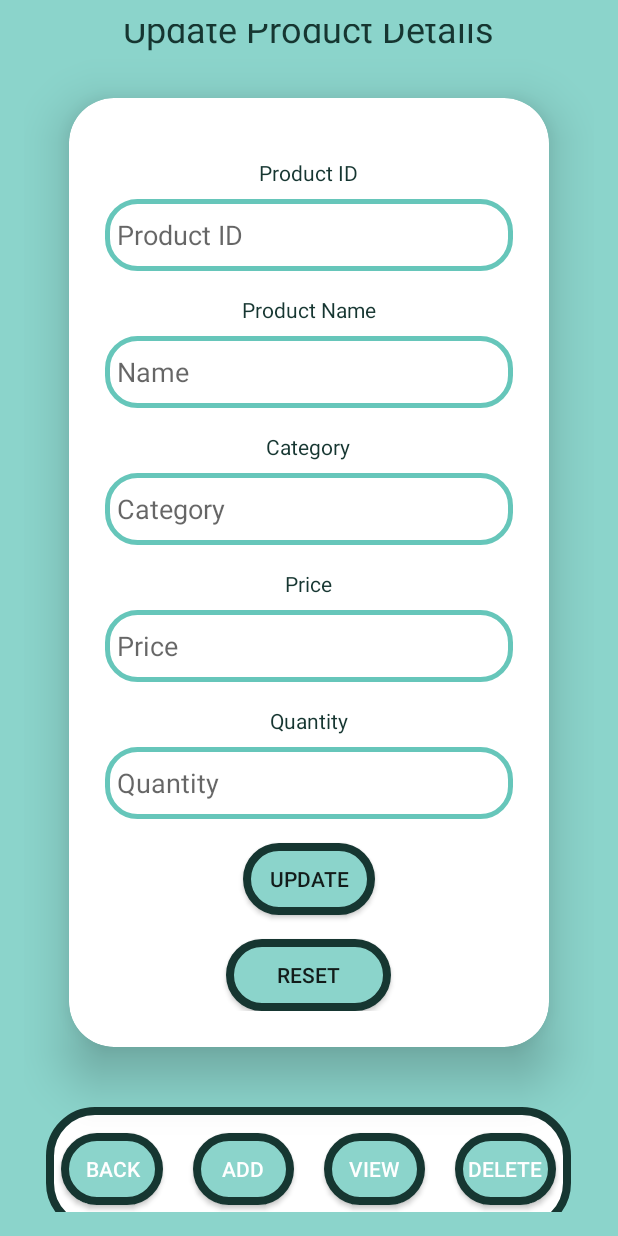
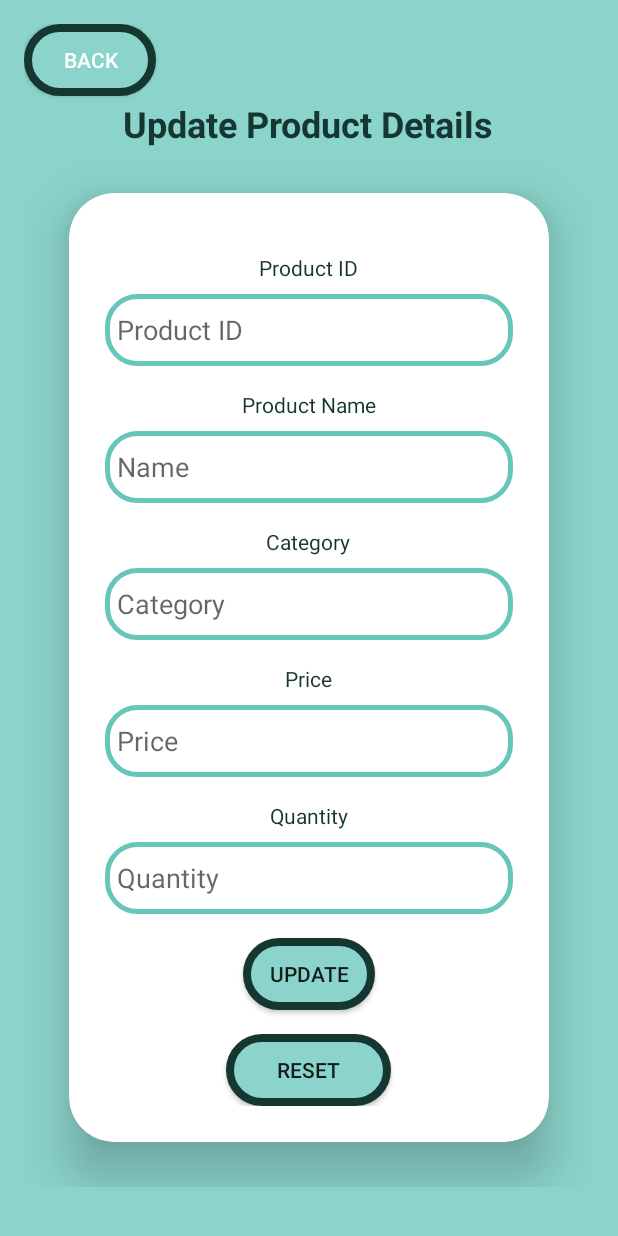
Before and after one commit to chessman25/Invento, an Android app: the modify screen opened directly, with no data from a screen before it, on a phone screen of 412 x 824 dp. Run offline under Robolectric (Android 15) with nearby library versions, the phone set to English and light mode, and no system bars.

Commit message:
Final Commit

```diff
--- a/app/build.gradle.kts
+++ b/app/build.gradle.kts
@@ -42,4 +42,5 @@ dependencies {
     testImplementation(libs.junit)
     androidTestImplementation(libs.ext.junit)
     androidTestImplementation(libs.espresso.core)
+
 }
--- a/app/src/main/java/com/example/inventoryorganizer/MainActivity2.java
+++ b/app/src/main/java/com/example/inventoryorganizer/MainActivity2.java
@@ -20,6 +20,7 @@ import android.widget.TextView;
 
 public class MainActivity2 extends AppCompatActivity {
     private EditText Email;
+
     private TextView EmailWarning;
 
     @Override
@@ -33,6 +34,10 @@ public class MainActivity2 extends AppCompatActivity {
         TextView createBtn = findViewById(R.id.createButton);
         Button exitButton = findViewById(R.id.exitBtn);
         EmailWarning = findViewById(R.id.tv_email_warning);
+
+
+
+
 
         Email.addTextChangedListener(new TextWatcher() {
             @Override
--- a/app/src/main/java/com/example/inventoryorganizer/MainActivity3.java
+++ b/app/src/main/java/com/example/inventoryorganizer/MainActivity3.java
@@ -94,9 +94,8 @@ public class MainActivity3 extends AppCompatActivity {
 
         backButton.setOnClickListener(new View.OnClickListener(){
             @Override
-            public void onClick(View view) {
-                Intent intent = new Intent(MainActivity3.this, MainActivity2.class);
-                startActivity(intent);
+            public void onClick(View v) {
+                onBackPressed();
             }
         });
 
--- a/app/src/main/java/com/example/inventoryorganizer/modify.java
+++ b/app/src/main/java/com/example/inventoryorganizer/modify.java
@@ -21,9 +21,7 @@ public class modify extends AppCompatActivity {
         setContentView(R.layout.activity_modify);
 
         Button backButton = findViewById(R.id.backV);
-        Button viewButton = findViewById(R.id.viewV);
-        Button deleteButton = findViewById(R.id.deleteV);
-        Button addButton = findViewById(R.id.addV);
+
 
         backButton.setOnClickListener(new View.OnClickListener() {
             @Override
@@ -31,13 +29,5 @@ public class modify extends AppCompatActivity {
                 onBackPressed();
             }
         });
-
-        addButton.setOnClickListener(new View.OnClickListener() {
-            @Override
-            public void onClick(View v) {
-                Intent intent = new Intent(modify.this, addActivity.class);
-                startActivity(intent);
-            }
-        });
     }
 }
--- /dev/null
+++ b/app/src/main/res/drawable/baseline_visibility_24.xml
@@ -0,0 +1,5 @@
+<vector xmlns:android="http://schemas.android.com/apk/res/android" android:height="24dp" android:tint="#7D7D7D" android:viewportHeight="24" android:viewportWidth="24" android:width="24dp">
+
+    <path android:fillColor="@android:color/white" android:pathData="M12,4.5C7,4.5 2.73,7.61 1,12c1.73,4.39 6,7.5 11,7.5s9.27,-3.11 11,-7.5c-1.73,-4.39 -6,-7.5 -11,-7.5zM12,17c-2.76,0 -5,-2.24 -5,-5s2.24,-5 5,-5 5,2.24 5,5 -2.24,5 -5,5zM12,9c-1.66,0 -3,1.34 -3,3s1.34,3 3,3 3,-1.34 3,-3 -1.34,-3 -3,-3z"/>
+
+</vector>
--- /dev/null
+++ b/app/src/main/res/drawable/baseline_visibility_off_24.xml
@@ -0,0 +1,5 @@
+<vector xmlns:android="http://schemas.android.com/apk/res/android" android:height="24dp" android:tint="#7D7D7D" android:viewportHeight="24" android:viewportWidth="24" android:width="24dp">
+
+    <path android:fillColor="@android:color/white" android:pathData="M12,7c2.76,0 5,2.24 5,5 0,0.65 -0.13,1.26 -0.36,1.83l2.92,2.92c1.51,-1.26 2.7,-2.89 3.43,-4.75 -1.73,-4.39 -6,-7.5 -11,-7.5 -1.4,0 -2.74,0.25 -3.98,0.7l2.16,2.16C10.74,7.13 11.35,7 12,7zM2,4.27l2.28,2.28 0.46,0.46C3.08,8.3 1.78,10.02 1,12c1.73,4.39 6,7.5 11,7.5 1.55,0 3.03,-0.3 4.38,-0.84l0.42,0.42L19.73,22 21,20.73 3.27,3 2,4.27zM7.53,9.8l1.55,1.55c-0.05,0.21 -0.08,0.43 -0.08,0.65 0,1.66 1.34,3 3,3 0.22,0 0.44,-0.03 0.65,-0.08l1.55,1.55c-0.67,0.33 -1.41,0.53 -2.2,0.53 -2.76,0 -5,-2.24 -5,-5 0,-0.79 0.2,-1.53 0.53,-2.2zM11.84,9.02l3.15,3.15 0.02,-0.16c0,-1.66 -1.34,-3 -3,-3l-0.17,0.01z"/>
+
+</vector>
--- /dev/null
+++ b/app/src/main/res/drawable/icon_toggle.xml
@@ -0,0 +1,6 @@
+<?xml version="1.0" encoding="utf-8"?>
+<selector xmlns:android="http://schemas.android.com/apk/res/android">
+    <item android:drawable="@drawable/baseline_visibility_24"
+        android:state_checked="true"/>
+    <item android:drawable="@drawable/baseline_visibility_off_24"/>
+</selector>
--- a/app/src/main/res/layout/activity_modify.xml
+++ b/app/src/main/res/layout/activity_modify.xml
@@ -19,36 +19,38 @@
             android:id="@+id/textViewTitle"
             android:layout_width="wrap_content"
             android:layout_height="wrap_content"
+            android:layout_centerHorizontal="true"
+            android:layout_marginTop="50dp"
+            android:textStyle="bold"
             android:text="Update Product Details"
-            android:textSize="24sp"
             android:textColor="#163631"
-            android:layout_marginTop="10dp"
-            android:layout_centerHorizontal="true"/>
+            android:textSize="24sp" />
 
         <androidx.cardview.widget.CardView
             android:layout_width="match_parent"
             android:layout_height="wrap_content"
             android:layout_margin="30dp"
+            android:background="@drawable/customet"
+            app:cardBackgroundColor="#FFFFFF"
             app:cardCornerRadius="30dp"
-            app:cardElevation="20dp"
-            android:background="@drawable/customet"
-            app:cardBackgroundColor="#FFFFFF">
+            app:cardElevation="20dp">
 
             <LinearLayout
                 android:layout_width="match_parent"
                 android:layout_height="wrap_content"
+                android:layout_gravity="center_horizontal"
                 android:gravity="center"
                 android:orientation="vertical"
-                android:padding="24dp"
-                android:layout_gravity="center_horizontal">
+                android:padding="24dp">
+
                 <TextView
                     android:id="@+id/textViewProductID"
                     android:layout_width="wrap_content"
                     android:layout_height="wrap_content"
+                    android:layout_below="@id/textViewTitle"
+                    android:layout_marginTop="16dp"
                     android:text="Product ID"
-                    android:textColor="#163631"
-                    android:layout_below="@id/textViewTitle"
-                    android:layout_marginTop="16dp" />
+                    android:textColor="#163631" />
 
                 <EditText
                     android:id="@+id/editTextProductID"
@@ -56,19 +58,20 @@
                     android:layout_height="48dp"
                     android:layout_below="@id/textViewProductLabel"
                     android:layout_marginTop="8dp"
-                    android:textColor="#163631"
-                    android:hint="Product ID"
                     android:background="@drawable/customet"
                     android:drawablePadding="8dp"
-                    android:padding="8dp"/>
+                    android:hint="Product ID"
+                    android:padding="8dp"
+                    android:textColor="#163631" />
+
                 <TextView
                     android:id="@+id/textViewProductLabel"
                     android:layout_width="wrap_content"
                     android:layout_height="wrap_content"
+                    android:layout_below="@id/textViewTitle"
+                    android:layout_marginTop="16dp"
                     android:text="Product Name"
-                    android:textColor="#163631"
-                    android:layout_below="@id/textViewTitle"
-                    android:layout_marginTop="16dp" />
+                    android:textColor="#163631" />
 
                 <EditText
                     android:id="@+id/editTextProduct"
@@ -76,20 +79,20 @@
                     android:layout_height="48dp"
                     android:layout_below="@id/textViewProductLabel"
                     android:layout_marginTop="8dp"
-                    android:textColor="#163631"
-                    android:hint="Name"
                     android:background="@drawable/customet"
                     android:drawablePadding="8dp"
-                    android:padding="8dp"/>
+                    android:hint="Name"
+                    android:padding="8dp"
+                    android:textColor="#163631" />
 
                 <TextView
                     android:id="@+id/textViewCategoryLabel"
                     android:layout_width="wrap_content"
                     android:layout_height="wrap_content"
+                    android:layout_below="@id/editTextProduct"
+                    android:layout_marginTop="16dp"
                     android:text="Category"
-                    android:textColor="#163631"
-                    android:layout_below="@id/editTextProduct"
-                    android:layout_marginTop="16dp" />
+                    android:textColor="#163631" />
 
                 <EditText
                     android:id="@+id/editTextCategory"
@@ -97,20 +100,20 @@
                     android:layout_height="48dp"
                     android:layout_below="@id/textViewCategoryLabel"
                     android:layout_marginTop="8dp"
-                    android:textColor="#FFFFFF"
-                    android:hint="Category"
                     android:background="@drawable/customet"
                     android:drawablePadding="8dp"
-                    android:padding="8dp"/>
+                    android:hint="Category"
+                    android:padding="8dp"
+                    android:textColor="#FFFFFF" />
 
                 <TextView
                     android:id="@+id/textViewPriceLabel"
                     android:layout_width="wrap_content"
                     android:layout_height="wrap_content"
+                    android:layout_below="@id/editTextCategory"
+                    android:layout_marginTop="16dp"
                     android:text="Price"
-                    android:textColor="#163631"
-                    android:layout_below="@id/editTextCategory"
-                    android:layout_marginTop="16dp" />
+                    android:textColor="#163631" />
 
                 <EditText
                     android:id="@+id/editTextPrice"
@@ -118,20 +121,20 @@
                     android:layout_height="48dp"
                     android:layout_below="@id/textViewCategoryLabel"
                     android:layout_marginTop="8dp"
-                    android:textColor="#FFFFFF"
-                    android:hint="Price"
                     android:background="@drawable/customet"
                     android:drawablePadding="8dp"
-                    android:padding="8dp"/>
+                    android:hint="Price"
+                    android:padding="8dp"
+                    android:textColor="#FFFFFF" />
 
                 <TextView
                     android:id="@+id/textViewNumberLabel"
                     android:layout_width="wrap_content"
                     android:layout_height="wrap_content"
+                    android:layout_below="@id/editTextPrice"
+                    android:layout_marginTop="16dp"
                     android:text="Quantity"
-                    android:textColor="#163631"
-                    android:layout_below="@id/editTextPrice"
-                    android:layout_marginTop="16dp" />
+                    android:textColor="#163631" />
 
                 <EditText
                     android:id="@+id/editTextNumber"
@@ -140,86 +143,42 @@
                     android:layout_below="@id/textViewNumberLabel"
                     android:layout_marginTop="8dp"
 
-                    android:textColor="#FFFFFF"
-                    android:hint="Quantity"
                     android:background="@drawable/customet"
                     android:drawablePadding="8dp"
-                    android:padding="8dp"/>
+                    android:hint="Quantity"
+                    android:padding="8dp"
+                    android:textColor="#FFFFFF" />
 
                 <Button
                     android:id="@+id/updateAddItem"
                     android:layout_width="wrap_content"
                     android:layout_height="wrap_content"
-                    android:text="Update"
                     android:layout_below="@id/editTextNumber"
+                    android:layout_centerHorizontal="true"
                     android:layout_marginTop="16dp"
-                    android:layout_centerHorizontal="true"
-                    android:background="@drawable/buttonforview"/>
+                    android:background="@drawable/buttonforview"
+                    android:text="Update" />
+
                 <Button
                     android:id="@+id/btnReset"
                     android:layout_width="110dp"
                     android:layout_height="wrap_content"
-                    android:text="Reset"
                     android:layout_below="@id/buttonAddItem"
+                    android:layout_centerHorizontal="true"
                     android:layout_marginTop="16dp"
-                    android:layout_centerHorizontal="true"
-                    android:background="@drawable/buttonforview"/>
+                    android:background="@drawable/buttonforview"
+                    android:text="Reset" />
             </LinearLayout>
         </androidx.cardview.widget.CardView>
-        <LinearLayout
-            android:layout_width="350dp"
-            android:layout_height="83dp"
-            android:layout_margin="10dp"
-            android:layout_marginBottom="82dp"
-            android:background="@drawable/bgscroll"
-            android:orientation="horizontal">
+    </LinearLayout>
 
     <Button
         android:id="@+id/backV"
         android:layout_width="wrap_content"
         android:layout_height="wrap_content"
-                android:layout_gravity="center"
-                android:layout_margin="10dp"
-                android:layout_weight="1"
-                android:layout_marginLeft="20dp"
         android:background="@drawable/buttonforview"
         android:text="BACK"
-                android:textColor="#ffffff" />
-
-            <Button
-                android:id="@+id/addV"
-                android:layout_width="wrap_content"
-                android:layout_height="wrap_content"
-                android:layout_gravity="center"
-                android:layout_margin="10dp"
-                android:layout_weight="1"
-                android:background="@drawable/buttonforview"
-                android:text="ADD"
-                android:textColor="#ffffff" />
-
-            <Button
-                android:id="@+id/viewV"
-                android:layout_width="wrap_content"
-                android:layout_height="wrap_content"
-                android:layout_gravity="center"
-                android:layout_margin="10dp"
-                android:layout_weight="1"
-                android:background="@drawable/buttonforview"
-                android:text="View"
-                android:textColor="#ffffff" />
-
-
-            <Button
-                android:id="@+id/deleteV"
-                android:layout_width="wrap_content"
-                android:layout_height="wrap_content"
-                android:layout_gravity="center"
-                android:layout_margin="10dp"
-                android:layout_weight="1"
-                android:background="@drawable/buttonforview"
-                android:text="DELETE"
-                android:textColor="#ffffff" />
-        </LinearLayout>
-    </LinearLayout>
+        android:textColor="#ffffff"
+        />
 
 </RelativeLayout>
```
Also changed, not shown: app/src/main/java/com/example/inventoryorganizer/addActivity.java (+1 -9 lines), app/src/main/res/drawable/visoff.xml (added, +9 -0 lines), app/src/main/res/layout/activity_add.xml (+3 -45 lines), app/src/main/res/layout/activity_main2.xml (+8 -2 lines), app/src/main/res/layout/activity_main3.xml (+13 -10 lines). Lines whose indentation alone changed are shown as unchanged.
